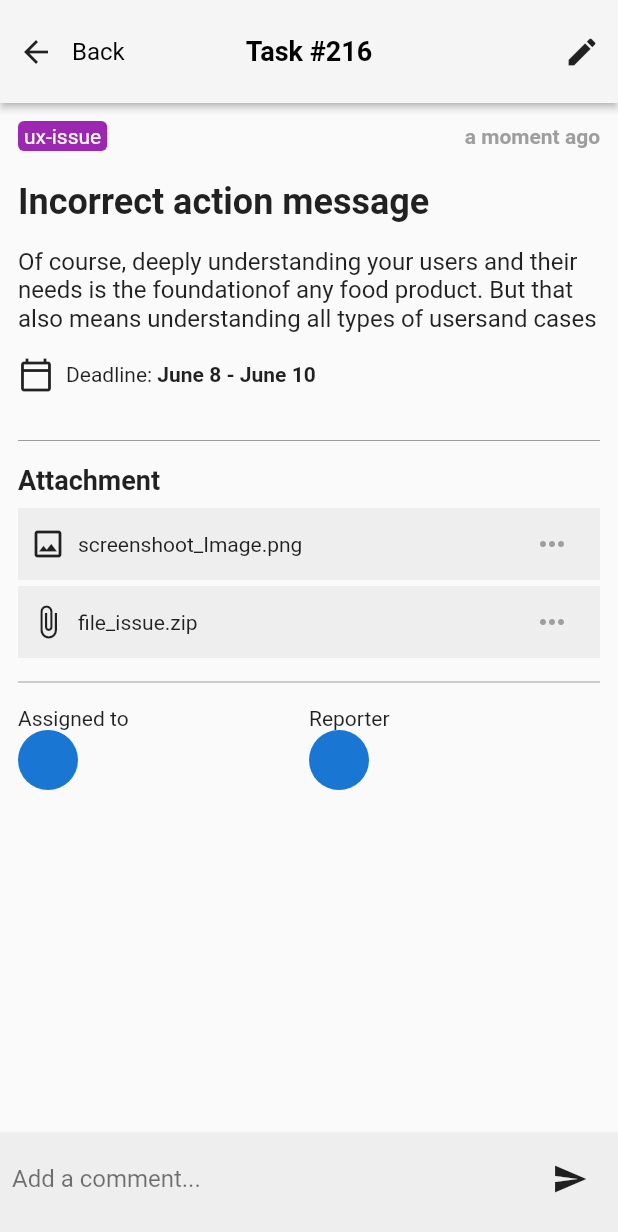
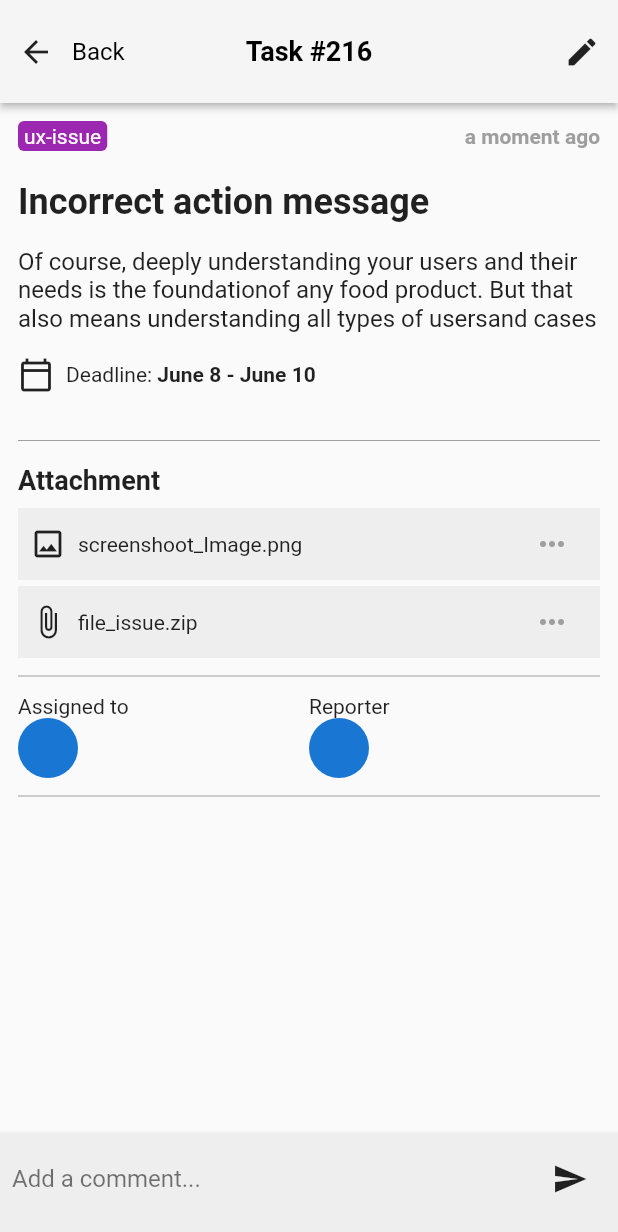
Before and after one commit to JAICHANGPARK/flutter_notebook_13th_story, a Flutter app: the screen it shows after launch, after a tap on an icon or button, on a phone screen of 412 x 824 dp. Shown: the top 1232 px of the screen. Run offline on Flutter 3.47's test engine with Material 2 defaults, Android fonts, the light colour scheme and no system bars; our stand-ins replace get, timeago.

Commit message:
Update task_edit_page.dart

```diff
--- a/lib/ep813_task_manager_app/ui/task_edit_page.dart
+++ b/lib/ep813_task_manager_app/ui/task_edit_page.dart
@@ -180,7 +180,7 @@ class _TaskEditPageState extends State<TaskEditPage> {
 
                       Divider(
                         color: Colors.grey,
-                        height: 32,
+                        height: 24,
                       ),
                       Row(
                         children: [
@@ -207,7 +207,11 @@ class _TaskEditPageState extends State<TaskEditPage> {
                             ],
                           )),
                         ],
-                      )
+                      ),
+                      Divider(
+                        color: Colors.grey,
+                        height: 24,
+                      ),
                     ],
                   ),
                 ),
```
